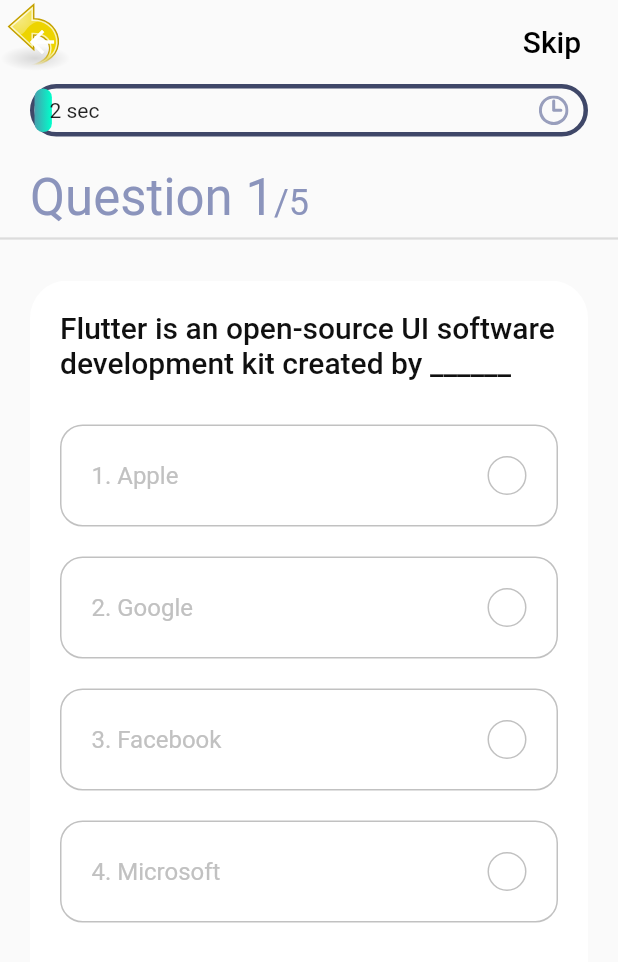
After one commit to Aqsa012/Quiz_App_Assign, a Flutter app: the QuizScreen screen opened directly, on a phone screen of 412 x 824 dp. The commit adds this screen. Shown: the top 962 px of the screen. Run offline on Flutter 3.47's test engine with Material 2 defaults, Android fonts, the phone set to English and light mode, and no system bars; our stand-ins replace get, image_picker, websafe_svg; project files that could hold a hidden picture were left out.

Commit message:
Add MCQs question
Every question have 60 seconds to solve other wise it will move to another question.
Also Add detailed Score Board.
User can skip any question and move to another question.
Also add Undo to home.

```diff
--- a/lib/controllers/question_controller1.dart
+++ b/lib/controllers/question_controller.dart
@@ -1,12 +1,12 @@
 import 'package:flutter/widgets.dart';
 import 'package:get/get.dart';
 import 'package:get/state_manager.dart';
-import 'package:quiz/models/BooleanQues.dart';
+import 'package:quiz/models/Questions.dart';
 import 'package:quiz/screens/score/score_screen.dart';
 
 // We use get package for our state management
 
-class QuestionController1 extends GetxController
+class QuestionController extends GetxController
     with SingleGetTickerProviderMixin {
   // Lets animated our progress bar
 
@@ -18,16 +18,16 @@ class QuestionController1 extends GetxController
   PageController _pageController;
   PageController get pageController => this._pageController;
 
-  List<BoolQuestion> _questions = sample_data1
+  List<Question> _questions = sample_data
       .map(
-        (question) => BoolQuestion(
+        (question) => Question(
             id: question['id'],
             question: question['question'],
             options: question['options'],
             answer: question['answer_index']),
       )
       .toList();
-  List<BoolQuestion> get questions => this._questions;
+  List<Question> get questions => this._questions;
 
   bool _isAnswered = false;
   bool get isAnswered => this._isAnswered;
@@ -73,7 +73,7 @@ class QuestionController1 extends GetxController
     _pageController.dispose();
   }
 
-  void checkAns(BoolQuestion question, int selectedIndex) {
+  void checkAns(Question question, int selectedIndex) {
     // because once user press any option then it will run
     _isAnswered = true;
     _correctAns = question.answer;
@@ -95,7 +95,7 @@ class QuestionController1 extends GetxController
     if (_questionNumber.value != _questions.length) {
       _isAnswered = false;
       _pageController.nextPage(
-          duration: Duration(milliseconds: 250), curve: Curves.ease);
+          duration: Duration(seconds: 60), curve: Curves.ease);
 
       // Reset the counter
       _animationController.reset();
--- a/lib/main.dart
+++ b/lib/main.dart
@@ -14,7 +14,7 @@ class MyApp extends StatelessWidget {
       title: 'Quiz App',
       debugShowCheckedModeBanner: false,
       theme: ThemeData.light(),
-	   home: MyHomePage(),
+      home: MyHomePage(),
     );
   }
 }
--- /dev/null
+++ b/lib/models/Questions.dart
@@ -0,0 +1,41 @@
+class Question {
+  final int id, answer;
+  final String question;
+  final List<String> options;
+
+  Question({this.id, this.question, this.answer, this.options});
+}
+
+const List sample_data = [
+  {
+    "id": 1,
+    "question":
+        "Flutter is an open-source UI software development kit created by ______",
+    "options": ['Apple', 'Google', 'Facebook', 'Microsoft'],
+    "answer_index": 1,
+  },
+  {
+    "id": 2,
+    "question": "When google release Flutter.",
+    "options": ['Jun 2017', 'Jun 2017', 'May 2017', 'May 2018'],
+    "answer_index": 2,
+  },
+  {
+    "id": 3,
+    "question": "A memory location that holds a single letter or number.",
+    "options": ['Double', 'Int', 'Char', 'Word'],
+    "answer_index": 2,
+  },
+  {
+    "id": 4,
+    "question": "What command do you use to output data to the screen?",
+    "options": ['Cin', 'Count>>', 'Cout', 'Output>>'],
+    "answer_index": 2,
+  },
+  {
+    "id": 5,
+    "question": "Which one of these stores more data than a DVD ?",
+    "options": ['CD Rom', 'Floppy', 'Blue Ray Disk', 'Red Ray Disk'],
+    "answer_index": 3,
+  },
+];
--- /dev/null
+++ b/lib/screens/quiz/components/body.dart
@@ -0,0 +1,77 @@
+import 'package:flutter/material.dart';
+import 'package:get/get.dart';
+import 'package:quiz/constants.dart';
+import 'package:quiz/controllers/question_controller.dart';
+import 'package:quiz/models/Questions.dart';
+import 'package:websafe_svg/websafe_svg.dart';
+
+import 'progress_bar.dart';
+import 'question_card.dart';
+
+class Body extends StatelessWidget {
+  const Body({
+    Key key,
+  }) : super(key: key);
+
+  @override
+  Widget build(BuildContext context) {
+    // So that we have acccess our controller
+    QuestionController _questionController = Get.put(QuestionController());
+    return Stack(
+      children: [
+        WebsafeSvg.asset("assets/icons/undo.svg", fit: BoxFit.fill),
+        SafeArea(
+          child: Column(
+            crossAxisAlignment: CrossAxisAlignment.start,
+            children: [
+              Padding(
+                padding:
+                    const EdgeInsets.symmetric(horizontal: kDefaultPadding),
+                child: ProgressBar(),
+              ),
+              SizedBox(height: kDefaultPadding),
+              Padding(
+                padding:
+                    const EdgeInsets.symmetric(horizontal: kDefaultPadding),
+                child: Obx(
+                  () => Text.rich(
+                    TextSpan(
+                      text:
+                          "Question ${_questionController.questionNumber.value}",
+                      style: Theme.of(context)
+                          .textTheme
+                          .headline4
+                          .copyWith(color: kSecondaryColor),
+                      children: [
+                        TextSpan(
+                          text: "/${_questionController.questions.length}",
+                          style: Theme.of(context)
+                              .textTheme
+                              .headline5
+                              .copyWith(color: kSecondaryColor),
+                        ),
+                      ],
+                    ),
+                  ),
+                ),
+              ),
+              Divider(thickness: 1.5),
+              SizedBox(height: kDefaultPadding),
+              Expanded(
+                child: PageView.builder(
+                  // Block swipe to next qn
+                  physics: NeverScrollableScrollPhysics(),
+                  controller: _questionController.pageController,
+                  onPageChanged: _questionController.updateTheQnNum,
+                  itemCount: _questionController.questions.length,
+                  itemBuilder: (context, index) => QuestionCard(
+                      question: _questionController.questions[index]),
+                ),
+              ),
+            ],
+          ),
+        )
+      ],
+    );
+  }
+}
--- /dev/null
+++ b/lib/screens/quiz/components/question_card.dart
@@ -0,0 +1,50 @@
+import 'package:flutter/material.dart';
+import 'package:get/get.dart';
+import 'package:quiz/controllers/question_controller.dart';
+import 'package:quiz/models/Questions.dart';
+
+import '../../../constants.dart';
+import 'option.dart';
+
+class QuestionCard extends StatelessWidget {
+  const QuestionCard({
+    Key key,
+    // it means we have to pass this
+    @required this.question,
+  }) : super(key: key);
+
+  final Question question;
+
+  @override
+  Widget build(BuildContext context) {
+    QuestionController _controller = Get.put(QuestionController());
+    return Container(
+      margin: EdgeInsets.symmetric(horizontal: kDefaultPadding),
+      padding: EdgeInsets.all(kDefaultPadding),
+      decoration: BoxDecoration(
+        color: Colors.white,
+        borderRadius: BorderRadius.circular(25),
+      ),
+      child: Column(
+        children: [
+          Text(
+            question.question,
+            style: Theme.of(context)
+                .textTheme
+                .headline6
+                .copyWith(color: kBlackColor),
+          ),
+          SizedBox(height: kDefaultPadding / 2),
+          ...List.generate(
+            question.options.length,
+            (index) => Option(
+              index: index,
+              text: question.options[index],
+              press: () => _controller.checkAns(question, index),
+            ),
+          ),
+        ],
+      ),
+    );
+  }
+}
--- /dev/null
+++ b/lib/screens/quiz/quiz_screen.dart
@@ -0,0 +1,30 @@
+import 'package:flutter/material.dart';
+import 'package:get/get.dart';
+import 'package:quiz/controllers/question_controller.dart';
+
+import 'components/body.dart';
+
+class QuizScreen extends StatelessWidget {
+  @override
+  Widget build(BuildContext context) {
+    QuestionController _controller = Get.put(QuestionController());
+    return Scaffold(
+      extendBodyBehindAppBar: true,
+      appBar: AppBar(
+        // Fluttter show the back button automatically
+        backgroundColor: Colors.transparent,
+        elevation: 0,
+        actions: [
+          FlatButton(
+              onPressed: _controller.nextQuestion,
+              child: Text("Skip",
+                  style: TextStyle(
+                    fontSize: 20.0,
+                    color: Colors.black,
+                  ))),
+        ],
+      ),
+      body: Body(),
+    );
+  }
+}
```
